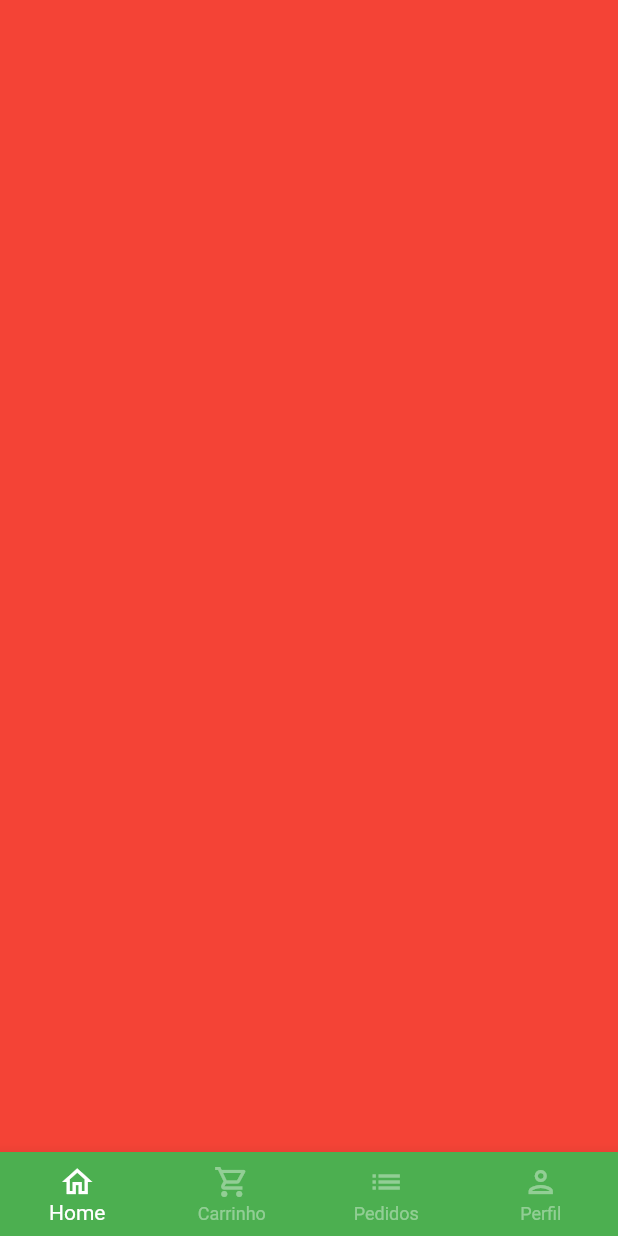
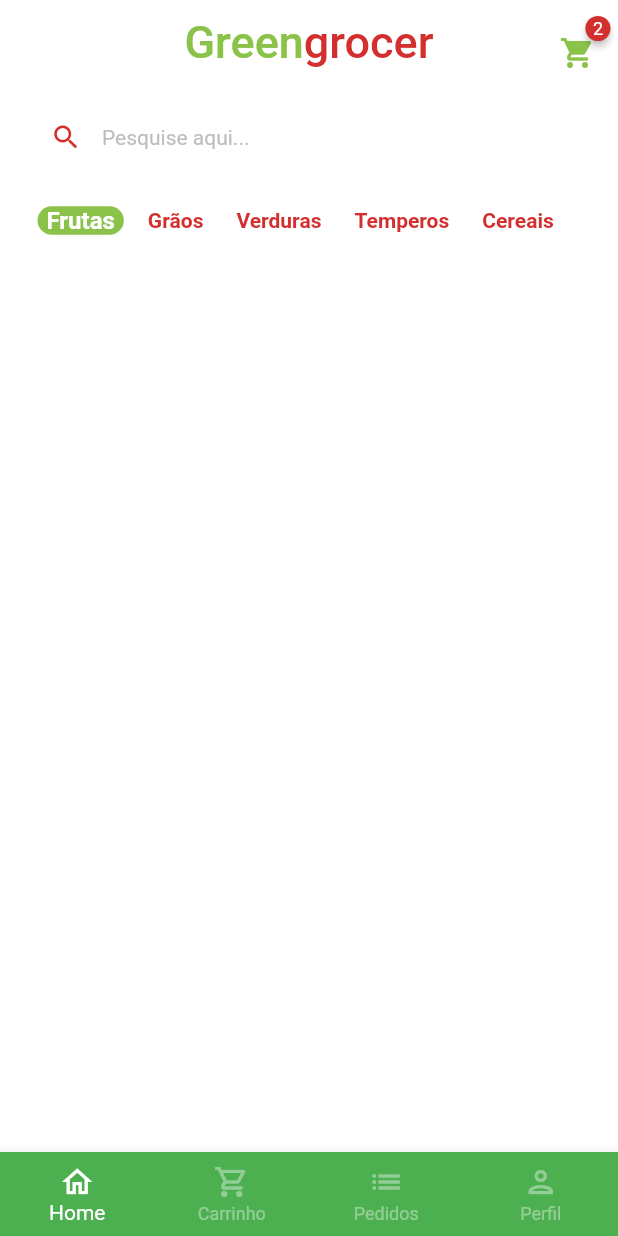
Before and after one commit to nfdeveloper/quitanda_flutter, a Flutter app: the screen it shows after launch, after a tap on "Entrar", on a phone screen of 412 x 824 dp. Run offline on Flutter 3.47's test engine with Material 2 defaults, Android fonts, the phone set to English and light mode, and no system bars; drawn by our look-alikes of badges; our stand-ins replace animated_text_kit, mask_text_input_formatter.

Commit message:
Criando lógica de seleção de categorias na tela Home

```diff
--- a/lib/main.dart
+++ b/lib/main.dart
@@ -13,7 +13,8 @@ class MyApp extends StatelessWidget {
     return MaterialApp(
       title: 'Flutter Demo',
       theme: ThemeData(
-        primarySwatch: Colors.green
+        primarySwatch: Colors.green,
+        scaffoldBackgroundColor: Colors.white.withAlpha(190)
       ),
       debugShowCheckedModeBanner: false,
       home: const SignInScreen(),
--- a/lib/src/auth/sign_in_screen.dart
+++ b/lib/src/auth/sign_in_screen.dart
@@ -26,7 +26,7 @@ class SignInScreen extends StatelessWidget {
                   child: Column(
                 mainAxisAlignment: MainAxisAlignment.center,
                 children: [
-                  // Nomedo App
+                  // Nome do App
                    Text.rich(TextSpan(
                       style: const TextStyle(
                         fontSize: 40,
--- a/lib/src/base/base_screen.dart
+++ b/lib/src/base/base_screen.dart
@@ -1,4 +1,5 @@
 import 'package:flutter/material.dart';
+import 'package:quitanda/src/home/home_tab.dart';
 
 class BaseScreen extends StatefulWidget {
   const BaseScreen({super.key});
@@ -18,7 +19,7 @@ class _BaseScreenState extends State<BaseScreen> {
         physics: const NeverScrollableScrollPhysics(), // Evitar a rolagem das telas
         controller: pageController,
         children: [
-          Container(color: Colors.red),
+          HomeTab(),
           Container(color: Colors.yellow),
           Container(color: Colors.blue),
           Container(color: Colors.purple),
--- /dev/null
+++ b/lib/src/home/components/category_tile.dart
@@ -0,0 +1,40 @@
+import 'package:flutter/material.dart';
+import 'package:quitanda/src/config/custom_colors.dart';
+
+class CategoryTile extends StatelessWidget {
+  const CategoryTile({
+    super.key,
+    required this.category,
+    required this.isSelected,
+    required this.onPressed
+  });
+
+  final String category;
+  final bool isSelected;
+  final VoidCallback onPressed;
+
+  @override
+  Widget build(BuildContext context) {
+    return GestureDetector(
+      onTap: onPressed,
+      child: Align(
+        alignment: Alignment.center,
+        child: Container(
+          padding: const EdgeInsets.symmetric(horizontal: 6),
+          decoration: BoxDecoration(
+            borderRadius: BorderRadius.circular(10),
+            color: isSelected ? CustomColors.customSwatchColor : Colors.transparent,
+          ),
+          child: Text(
+            category,
+            style: TextStyle(
+              color: isSelected ? Colors.white : CustomColors.customContrastColor,
+              fontWeight: FontWeight.bold,
+              fontSize: isSelected ? 16 : 14
+            ),
+          ),
+        ),
+      ),
+    );
+  }
+}
--- /dev/null
+++ b/lib/src/home/home_tab.dart
@@ -0,0 +1,129 @@
+import 'package:flutter/material.dart';
+import 'package:quitanda/src/config/custom_colors.dart';
+// ignore: library_prefixes
+import 'package:badges/badges.dart' as packageBadge;
+import 'package:quitanda/src/home/components/category_tile.dart';
+
+class HomeTab extends StatefulWidget {
+  HomeTab({super.key});
+
+  @override
+  State<HomeTab> createState() => _HomeTabState();
+}
+
+class _HomeTabState extends State<HomeTab> {
+  List<String> categories = [
+    'Frutas',
+    'Grãos',
+    'Verduras',
+    'Temperos',
+    'Cereais'
+  ];
+
+  String selectedCategory = 'Frutas';
+
+  @override
+  Widget build(BuildContext context) {
+    return Scaffold(
+        //App Bar
+        appBar: AppBar(
+          backgroundColor: Colors.transparent,
+          elevation: 0,
+          centerTitle: true,
+          title: Text.rich(
+            TextSpan(
+              style: const TextStyle(
+                fontSize: 30,
+              ),
+              children: [
+                TextSpan(
+                  text: 'Green',
+                  style: TextStyle(
+                    color: CustomColors.customSwatchColor,
+                  ),
+                ),
+                TextSpan(
+                  text: 'grocer',
+                  style: TextStyle(
+                    color: CustomColors.customContrastColor,
+                  ),
+                ),
+              ],
+            ),
+          ),
+          actions: [
+            Padding(
+              padding: const EdgeInsets.only(top: 15, right: 15),
+              child: GestureDetector(
+                onTap: () {},
+                child: packageBadge.Badge(
+                    badgeColor: CustomColors.customContrastColor,
+                    badgeContent: const Text(
+                      '2',
+                      style: TextStyle(color: Colors.white, fontSize: 12),
+                    ),
+                    child: Icon(
+                      Icons.shopping_cart,
+                      color: CustomColors.customSwatchColor,
+                    )),
+              ),
+            ),
+          ],
+        ),
+        body: Column(
+          children: [
+            //Pesquisa
+            Padding(
+              padding: const EdgeInsets.symmetric(horizontal: 20, vertical: 10),
+              child: TextFormField(
+                decoration: InputDecoration(
+                    filled: true,
+                    fillColor: Colors.white,
+                    isDense: true,
+                    hintText: 'Pesquise aqui...',
+                    hintStyle: TextStyle(
+                      color: Colors.grey.shade400,
+                      fontSize: 14,
+                    ),
+                    prefixIcon: Icon(
+                      Icons.search,
+                      color: CustomColors.customContrastColor,
+                      size: 21,
+                    ),
+                    border: OutlineInputBorder(
+                        borderRadius: BorderRadius.circular(60),
+                        borderSide: const BorderSide(
+                          width: 0,
+                          style: BorderStyle.none,
+                        ))),
+              ),
+            ),
+            //Categorias
+            Container(
+              padding: const EdgeInsets.only(left: 25),
+              height: 40,
+              child: ListView.separated(
+                scrollDirection: Axis.horizontal,
+                itemBuilder: (_,index){
+                  return CategoryTile(
+                    onPressed: () {
+                      setState(){
+                        selectedCategory = categories[index];
+                      }
+                    },
+                    category: categories[index],
+                    isSelected: categories[index] == selectedCategory,
+                  );
+                },
+                separatorBuilder: (_,index) => const SizedBox(width: 10,),
+                itemCount: categories.length,
+              ),
+            )
+              ],
+            ),
+
+
+        //Grid
+        );
+  }
+}
--- a/pubspec.yaml
+++ b/pubspec.yaml
@@ -37,6 +37,7 @@ dependencies:
   cupertino_icons: ^1.0.2
   animated_text_kit: ^4.2.1
   mask_text_input_formatter: ^2.0.0
+  badges: ^2.0.1
 
 dev_dependencies:
   flutter_test:
```
Also changed, not shown: pubspec.lock.
